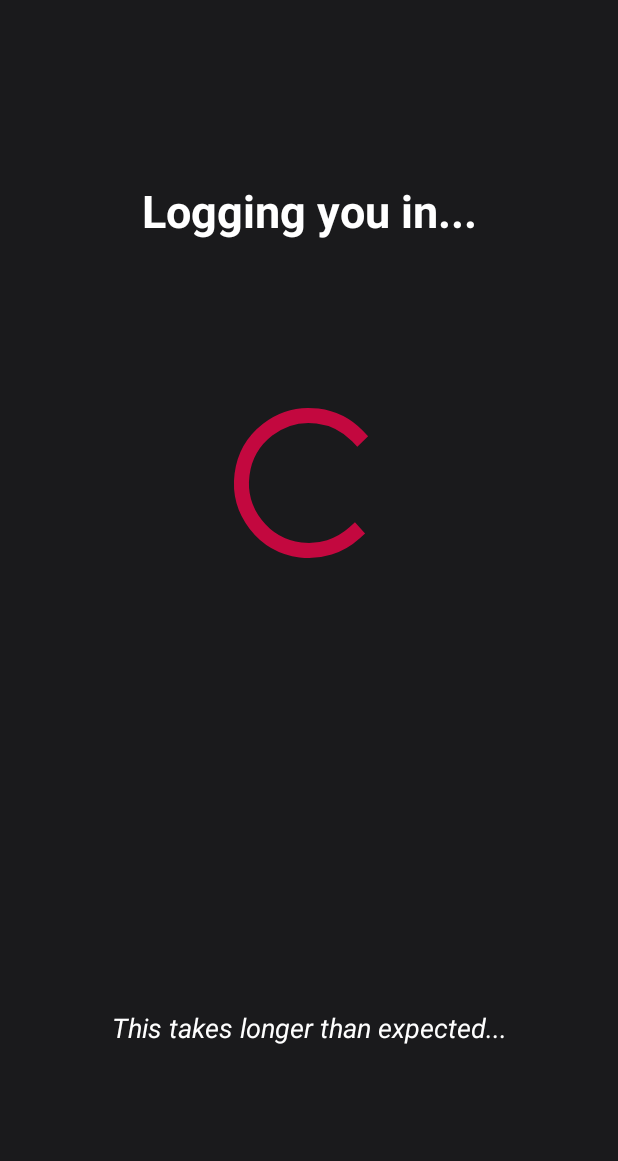
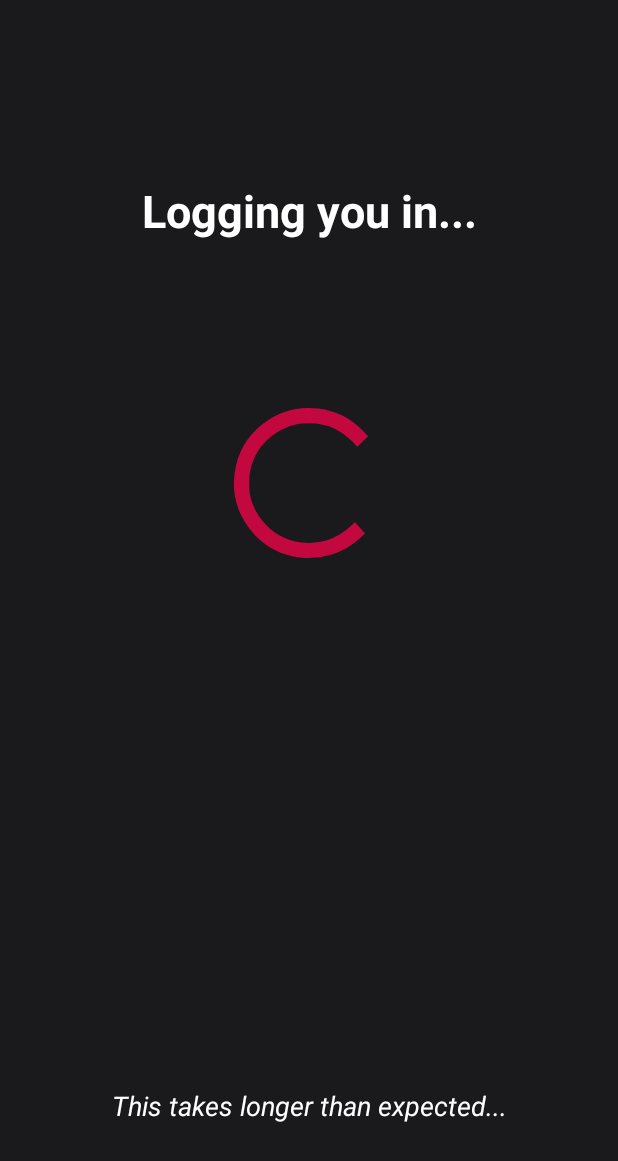
Before and after one commit to Klausmd5/HTL_AutoLogin-Android, an Android app: the Qconn screen opened directly, with no data from a screen before it, on a phone screen of 412 x 824 dp. Shown: the top 1161 px of the screen. Run offline under Robolectric (Android 15) with nearby library versions, the phone set to English and light mode, and no system bars; Roboto replaces fonts that are not available here.

Commit message:
- fixed layout - added smoothier app close

```diff
--- a/app/src/main/java/net/vortexdata/autolog/Qconn.java
+++ b/app/src/main/java/net/vortexdata/autolog/Qconn.java
@@ -105,7 +105,8 @@ public class Qconn extends AppCompatActivity {
                     }
             }
 
-            finish();
+            //finish();
+            finishAndRemoveTask();
         });
         closeThread.start();
 
--- a/app/src/main/res/layout/activity_qconn.xml
+++ b/app/src/main/res/layout/activity_qconn.xml
@@ -46,7 +46,7 @@
         android:layout_height="59dp"
         android:layout_marginStart="8dp"
         android:layout_marginEnd="8dp"
-        android:layout_marginBottom="92dp"
+        android:layout_marginBottom="40dp"
         android:text="This takes longer than expected..."
         android:textAlignment="center"
         android:textColor="#fff"
@@ -75,7 +75,7 @@
         android:layout_width="232dp"
         android:layout_height="40dp"
         android:layout_marginStart="16dp"
-        android:layout_marginTop="80dp"
+        android:layout_marginTop="40dp"
         android:layout_marginEnd="8dp"
         android:text="Closing in 3 .."
         android:textAlignment="center"
```
